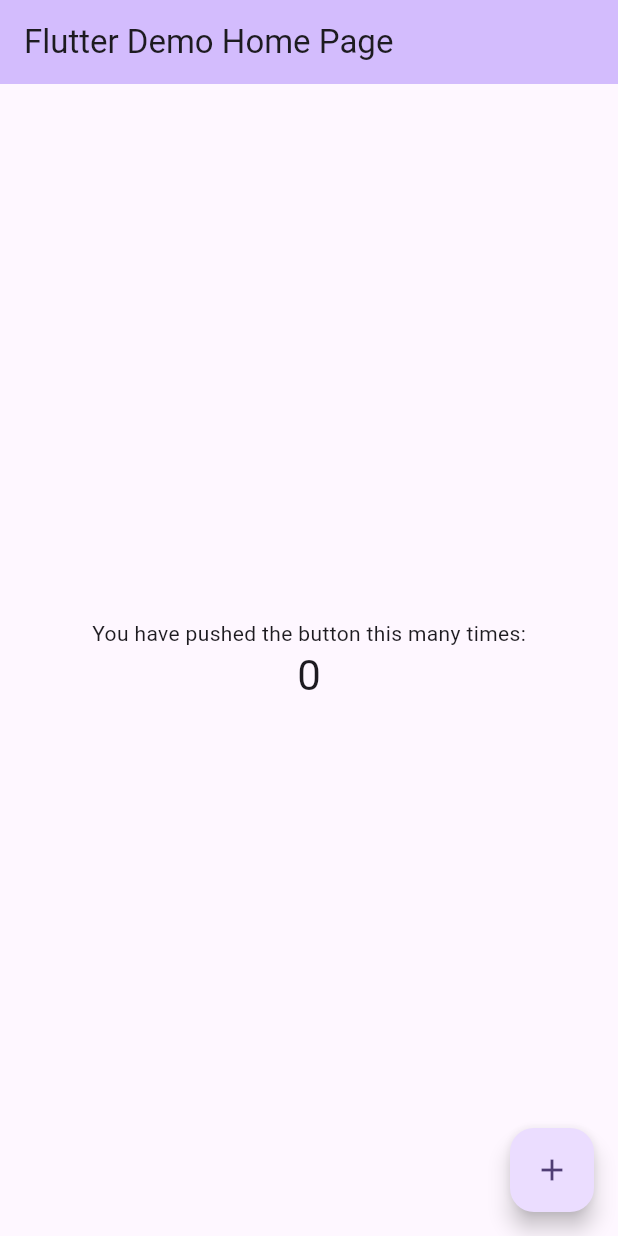
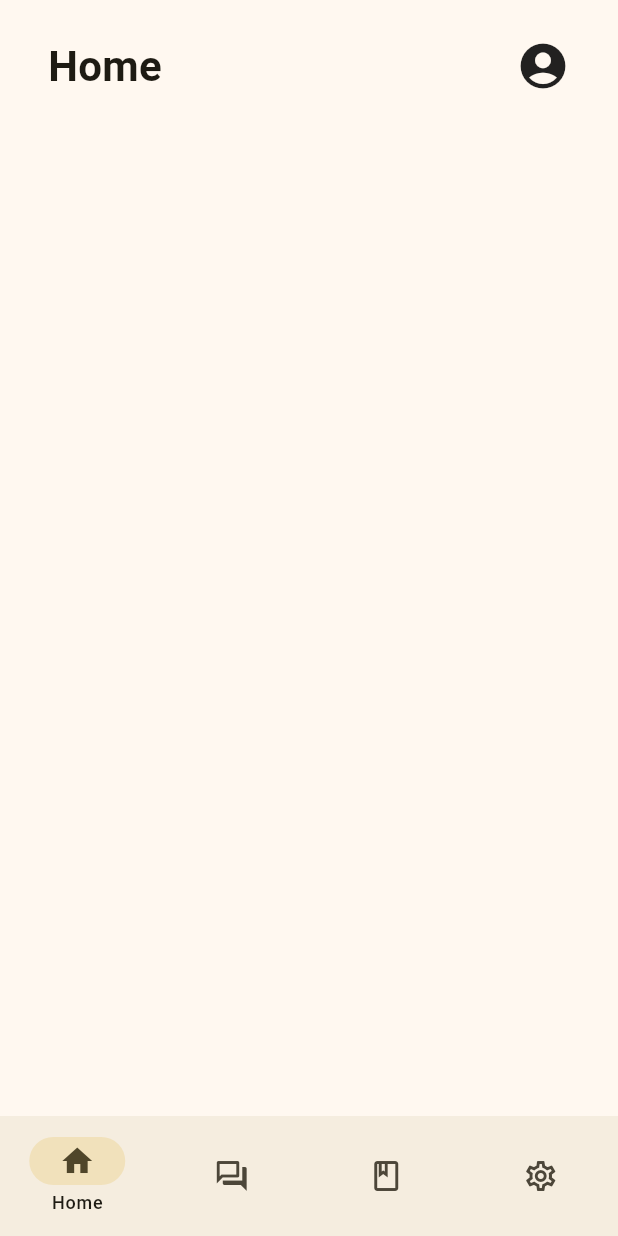
Before and after one commit to Friox/with-app, a Flutter app: the screen it shows after launch, on a phone screen of 412 x 824 dp. Run offline on Flutter 3.47's test engine with Material 3 defaults, Android fonts, the phone set to English and light mode, and no system bars.

Commit message:
page routing (#2)

```diff
--- a/analysis_options.yaml
+++ b/analysis_options.yaml
@@ -23,6 +23,8 @@ linter:
   rules:
     # avoid_print: false  # Uncomment to disable the `avoid_print` rule
     # prefer_single_quotes: true  # Uncomment to enable the `prefer_single_quotes` rule
+    prefer_const_constructors: false
+    prefer_const_literals_to_create_immutables: false
 
 # Additional information about this file can be found at
 # https://dart.dev/guides/language/analysis-options
--- a/lib/main.dart
+++ b/lib/main.dart
@@ -1,3 +1,7 @@
+import 'package:app/src/screens/diary/diary_screen.dart';
+import 'package:app/src/screens/home/home_screen.dart';
+import 'package:app/src/screens/question/question_screen.dart';
+import 'package:app/src/screens/setting/setting_screen.dart';
 import 'package:flutter/material.dart';
 
 void main() {
@@ -7,46 +11,21 @@ void main() {
 class MyApp extends StatelessWidget {
   const MyApp({super.key});
 
-  // This widget is the root of your application.
   @override
   Widget build(BuildContext context) {
     return MaterialApp(
-      title: 'Flutter Demo',
+      title: 'together: with',
       theme: ThemeData(
-        // This is the theme of your application.
-        //
-        // TRY THIS: Try running your application with "flutter run". You'll see
-        // the application has a purple toolbar. Then, without quitting the app,
-        // try changing the seedColor in the colorScheme below to Colors.green
-        // and then invoke "hot reload" (save your changes or press the "hot
-        // reload" button in a Flutter-supported IDE, or press "r" if you used
-        // the command line to start the app).
-        //
-        // Notice that the counter didn't reset back to zero; the application
-        // state is not lost during the reload. To reset the state, use hot
-        // restart instead.
-        //
-        // This works for code too, not just values: Most code changes can be
-        // tested with just a hot reload.
-        colorScheme: ColorScheme.fromSeed(seedColor: Colors.deepPurple),
+        colorScheme: ColorScheme.fromSeed(seedColor: Color(0xFFF1C40F)),
         useMaterial3: true,
       ),
-      home: const MyHomePage(title: 'Flutter Demo Home Page'),
+      home: const MyHomePage(title: 'together: with'),
     );
   }
 }
 
 class MyHomePage extends StatefulWidget {
   const MyHomePage({super.key, required this.title});
-
-  // This widget is the home page of your application. It is stateful, meaning
-  // that it has a State object (defined below) that contains fields that affect
-  // how it looks.
-
-  // This class is the configuration for the state. It holds the values (in this
-  // case the title) provided by the parent (in this case the App widget) and
-  // used by the build method of the State. Fields in a Widget subclass are
-  // always marked "final".
 
   final String title;
 
@@ -55,71 +34,55 @@ class MyHomePage extends StatefulWidget {
 }
 
 class _MyHomePageState extends State<MyHomePage> {
-  int _counter = 0;
-
-  void _incrementCounter() {
-    setState(() {
-      // This call to setState tells the Flutter framework that something has
-      // changed in this State, which causes it to rerun the build method below
-      // so that the display can reflect the updated values. If we changed
-      // _counter without calling setState(), then the build method would not be
-      // called again, and so nothing would appear to happen.
-      _counter++;
-    });
-  }
+  int currentPageIdx = 0;
 
   @override
   Widget build(BuildContext context) {
-    // This method is rerun every time setState is called, for instance as done
-    // by the _incrementCounter method above.
-    //
-    // The Flutter framework has been optimized to make rerunning build methods
-    // fast, so that you can just rebuild anything that needs updating rather
-    // than having to individually change instances of widgets.
     return Scaffold(
+      bottomNavigationBar: NavigationBar(
+        labelBehavior: NavigationDestinationLabelBehavior.onlyShowSelected,
+        onDestinationSelected: (int index) {
+          setState(() {
+            currentPageIdx = index;
+          });
+        },
+        // indicatorColor: Colors.amber,
+        selectedIndex: currentPageIdx,
+        destinations: [
+          NavigationDestination(
+            selectedIcon: Icon(Icons.home),
+            icon: Icon(Icons.home_outlined),
+            label: 'Home',
+          ),
+          NavigationDestination(
+            selectedIcon: Icon(Icons.question_answer),
+            icon: Icon(Icons.question_answer_outlined),
+            label: 'Q&A',
+          ),
+          NavigationDestination(
+            selectedIcon: Icon(Icons.book),
+            icon: Icon(Icons.book_outlined),
+            label: 'Diary',
+          ),
+          NavigationDestination(
+            selectedIcon: Icon(Icons.settings),
+            icon: Icon(Icons.settings_outlined),
+            label: 'Setting',
+          ),
+        ],
+      ),
+      /*
       appBar: AppBar(
-        // TRY THIS: Try changing the color here to a specific color (to
-        // Colors.amber, perhaps?) and trigger a hot reload to see the AppBar
-        // change color while the other colors stay the same.
         backgroundColor: Theme.of(context).colorScheme.inversePrimary,
-        // Here we take the value from the MyHomePage object that was created by
-        // the App.build method, and use it to set our appbar title.
         title: Text(widget.title),
       ),
-      body: Center(
-        // Center is a layout widget. It takes a single child and positions it
-        // in the middle of the parent.
-        child: Column(
-          // Column is also a layout widget. It takes a list of children and
-          // arranges them vertically. By default, it sizes itself to fit its
-          // children horizontally, and tries to be as tall as its parent.
-          //
-          // Column has various properties to control how it sizes itself and
-          // how it positions its children. Here we use mainAxisAlignment to
-          // center the children vertically; the main axis here is the vertical
-          // axis because Columns are vertical (the cross axis would be
-          // horizontal).
-          //
-          // TRY THIS: Invoke "debug painting" (choose the "Toggle Debug Paint"
-          // action in the IDE, or press "p" in the console), to see the
-          // wireframe for each widget.
-          mainAxisAlignment: MainAxisAlignment.center,
-          children: <Widget>[
-            const Text(
-              'You have pushed the button this many times:',
-            ),
-            Text(
-              '$_counter',
-              style: Theme.of(context).textTheme.headlineMedium,
-            ),
-          ],
-        ),
-      ),
-      floatingActionButton: FloatingActionButton(
-        onPressed: _incrementCounter,
-        tooltip: 'Increment',
-        child: const Icon(Icons.add),
-      ), // This trailing comma makes auto-formatting nicer for build methods.
+      */
+      body: [
+        HomeScreen(),
+        QuestionScreen(),
+        DiaryScreen(),
+        SettingScreen()
+      ][currentPageIdx],
     );
   }
 }
--- /dev/null
+++ b/lib/src/screens/home/home_screen.dart
@@ -0,0 +1,22 @@
+import 'package:app/src/widgets/screen_header.dart';
+import 'package:flutter/material.dart';
+
+class HomeScreen extends StatefulWidget {
+  const HomeScreen({super.key});
+
+  @override
+  State<HomeScreen> createState() => _HomeScreenState();
+}
+
+class _HomeScreenState extends State<HomeScreen> {
+  @override
+  Widget build(BuildContext context) {
+    return SafeArea(
+      child: Column(
+        children: [
+          ScreenHeader(title: 'Home', showProfile: true,)
+        ],
+      ),
+    );
+  }
+}
--- /dev/null
+++ b/lib/src/widgets/screen_header.dart
@@ -0,0 +1,31 @@
+import 'package:flutter/material.dart';
+
+class ScreenHeader extends StatefulWidget {
+  const ScreenHeader({super.key, required this.title, required this.showProfile});
+
+  final String title;
+  final bool showProfile;
+
+  @override
+  State<ScreenHeader> createState() => _ScreenHeaderState();
+}
+
+class _ScreenHeaderState extends State<ScreenHeader> {
+  @override
+  Widget build(BuildContext context) {
+    return Container(
+      color: Colors.transparent,
+      padding: const EdgeInsets.only(left: 32, top: 24, right: 32, bottom: 16),
+      child: Row(
+        mainAxisAlignment: MainAxisAlignment.spaceBetween,
+        children: [
+          Text(
+            widget.title,
+            style: TextStyle(fontWeight: FontWeight.bold, fontSize: 28),
+          ),
+          if (widget.showProfile) Icon(Icons.account_circle_rounded, size: 36,)
+        ],
+      ),
+    );
+  }
+}
```
Also changed, not shown: lib/src/screens/diary/diary_screen.dart (added, +22 -0 lines), lib/src/screens/question/question_screen.dart (added, +22 -0 lines), lib/src/screens/setting/setting_screen.dart (added, +22 -0 lines).
